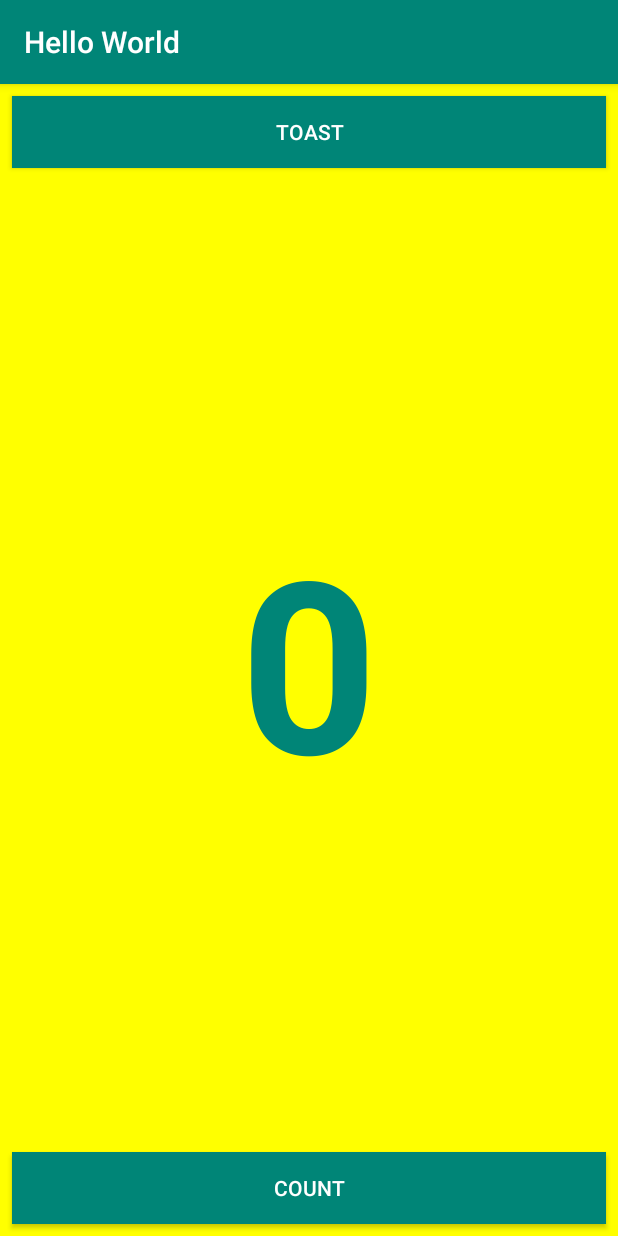
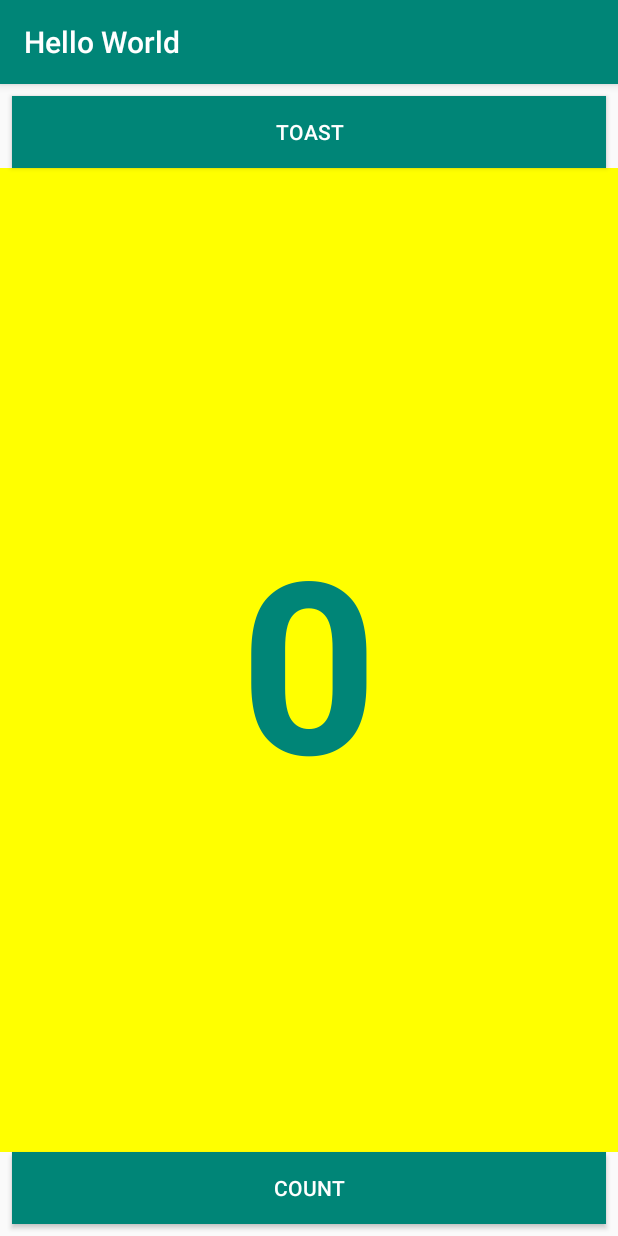
Before and after one commit to VailVeix/androidCertCourse, an Android app: the screen it shows after launch (MainActivity), on a phone screen of 412 x 824 dp. Run offline under Robolectric (Android 15) with nearby library versions, the phone set to English and light mode, and no system bars.

Commit message:
Change to linear layout
ezpz

```diff
--- a/HelloWorld/app/src/main/res/layout/activity_main.xml
+++ b/HelloWorld/app/src/main/res/layout/activity_main.xml
@@ -1,14 +1,16 @@
 <?xml version="1.0" encoding="utf-8"?>
-<android.support.constraint.ConstraintLayout xmlns:android="http://schemas.android.com/apk/res/android"
+<LinearLayout
+    xmlns:android="http://schemas.android.com/apk/res/android"
     xmlns:app="http://schemas.android.com/apk/res-auto"
     xmlns:tools="http://schemas.android.com/tools"
     android:layout_width="match_parent"
     android:layout_height="match_parent"
-    tools:context=".MainActivity">
+    tools:context=".MainActivity"
+    android:orientation="vertical">
 
     <Button
         android:id="@+id/button_toast"
-        android:layout_width="0dp"
+        android:layout_width="match_parent"
         android:layout_height="wrap_content"
         android:layout_marginStart="8dp"
         android:layout_marginLeft="8dp"
@@ -18,16 +20,12 @@
         android:background="@color/colorPrimary"
         android:text="@string/toast"
         android:textColor="@android:color/white"
-        app:layout_constraintEnd_toEndOf="parent"
-        app:layout_constraintHorizontal_bias="1.0"
-        app:layout_constraintStart_toStartOf="parent"
-        app:layout_constraintTop_toTopOf="parent"
         android:onClick="showToast"/>
 
     <TextView
         android:id="@+id/show_count"
         android:layout_width="match_parent"
-        android:layout_height="match_parent"
+        android:layout_height="wrap_content"
         android:background="#FFFF00"
         android:gravity="center_vertical"
         android:text="@string/initial_count"
@@ -35,14 +33,11 @@
         android:textColor="@color/colorPrimary"
         android:textSize="160sp"
         android:textStyle="bold"
-        app:layout_constraintBottom_toBottomOf="parent"
-        app:layout_constraintEnd_toEndOf="parent"
-        app:layout_constraintStart_toStartOf="parent"
-        app:layout_constraintTop_toTopOf="parent" />
+        android:layout_weight="1"/>
 
     <Button
         android:id="@+id/button_count"
-        android:layout_width="0dp"
+        android:layout_width="match_parent"
         android:layout_height="wrap_content"
         android:layout_marginStart="8dp"
         android:layout_marginLeft="8dp"
@@ -52,9 +47,6 @@
         android:background="@color/colorPrimary"
         android:text="@string/count"
         android:textColor="@android:color/white"
-        app:layout_constraintBottom_toBottomOf="parent"
-        app:layout_constraintEnd_toEndOf="parent"
-        app:layout_constraintStart_toStartOf="parent"
         android:onClick="countUp"/>
 
-</android.support.constraint.ConstraintLayout>
+</LinearLayout>
```
